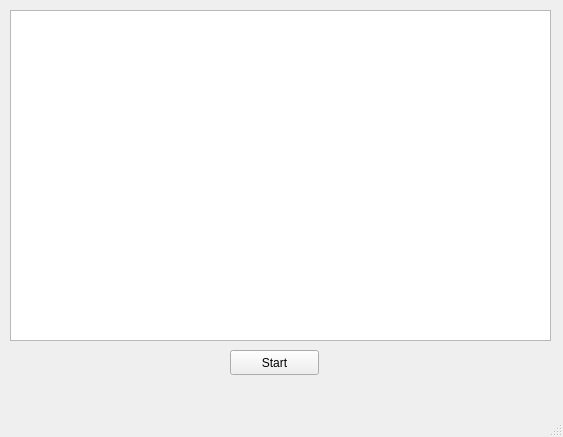
The window that mainwindow.ui (zsv-github/multi-video-ui) describes before a commit, drawn with Qt 5.
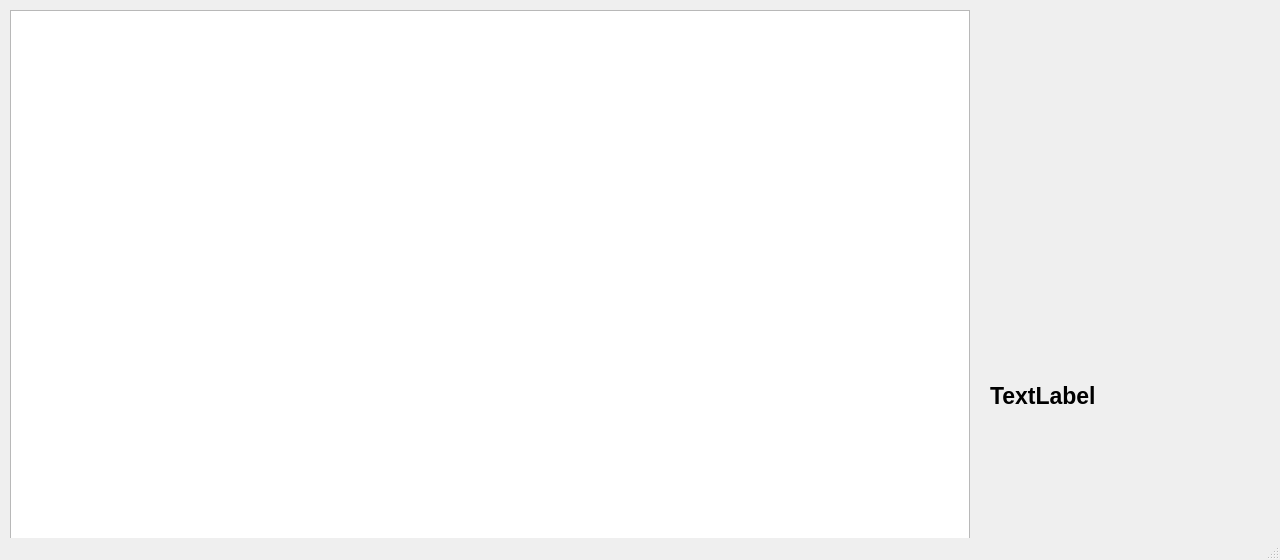
The same window after the commit.

Commit message: add detected image and id to UI

What changed in the file:
```diff
--- a/mainwindow.ui
+++ b/mainwindow.ui
@@ -6,37 +6,81 @@
    <rect>
     <x>0</x>
     <y>0</y>
-    <width>563</width>
-    <height>437</height>
+    <width>1280</width>
+    <height>560</height>
    </rect>
   </property>
   <property name="windowTitle">
    <string>MainWindow</string>
   </property>
   <widget class="QWidget" name="centralwidget">
-   <widget class="QPushButton" name="startButton">
-    <property name="geometry">
-     <rect>
-      <x>230</x>
-      <y>350</y>
-      <width>89</width>
-      <height>25</height>
-     </rect>
-    </property>
-    <property name="text">
-     <string>Start</string>
-    </property>
-   </widget>
    <widget class="QGraphicsView" name="graphicsView">
     <property name="geometry">
      <rect>
       <x>10</x>
       <y>10</y>
-      <width>541</width>
-      <height>331</height>
+      <width>960</width>
+      <height>540</height>
      </rect>
     </property>
    </widget>
+   <widget class="QWidget" name="verticalLayoutWidget">
+    <property name="geometry">
+     <rect>
+      <x>980</x>
+      <y>10</y>
+      <width>291</width>
+      <height>411</height>
+     </rect>
+    </property>
+    <layout class="QVBoxLayout" name="verticalLayout">
+     <property name="spacing">
+      <number>10</number>
+     </property>
+     <property name="leftMargin">
+      <number>10</number>
+     </property>
+     <property name="topMargin">
+      <number>10</number>
+     </property>
+     <property name="rightMargin">
+      <number>10</number>
+     </property>
+     <property name="bottomMargin">
+      <number>10</number>
+     </property>
+     <item>
+      <widget class="QLabel" name="detectedImage">
+       <property name="text">
+        <string/>
+       </property>
+      </widget>
+     </item>
+     <item>
+      <widget class="QLabel" name="detectedName">
+       <property name="maximumSize">
+        <size>
+         <width>333</width>
+         <height>30</height>
+        </size>
+       </property>
+       <property name="font">
+        <font>
+         <pointsize>17</pointsize>
+         <weight>75</weight>
+         <bold>true</bold>
+        </font>
+       </property>
+       <property name="text">
+        <string>TextLabel</string>
+       </property>
+       <property name="scaledContents">
+        <bool>false</bool>
+       </property>
+      </widget>
+     </item>
+    </layout>
+   </widget>
   </widget>
   <widget class="QMenuBar" name="menubar">
    <property name="geometry">
```
Left out of the diff: 2 changed lines with no effect on the pictures. The commit also changes 5 other files.
